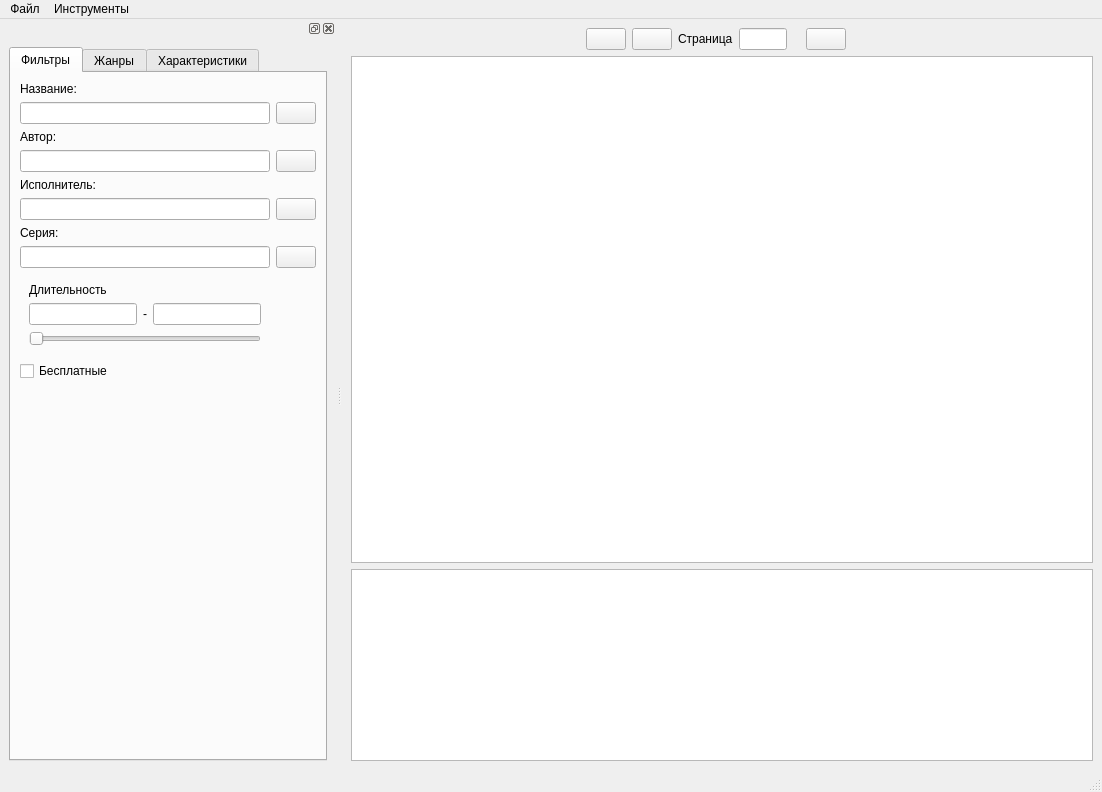
This is ui/main.ui in fabrikant/akniga-parser as Qt 5 draws it before an edit. The edited form follows.
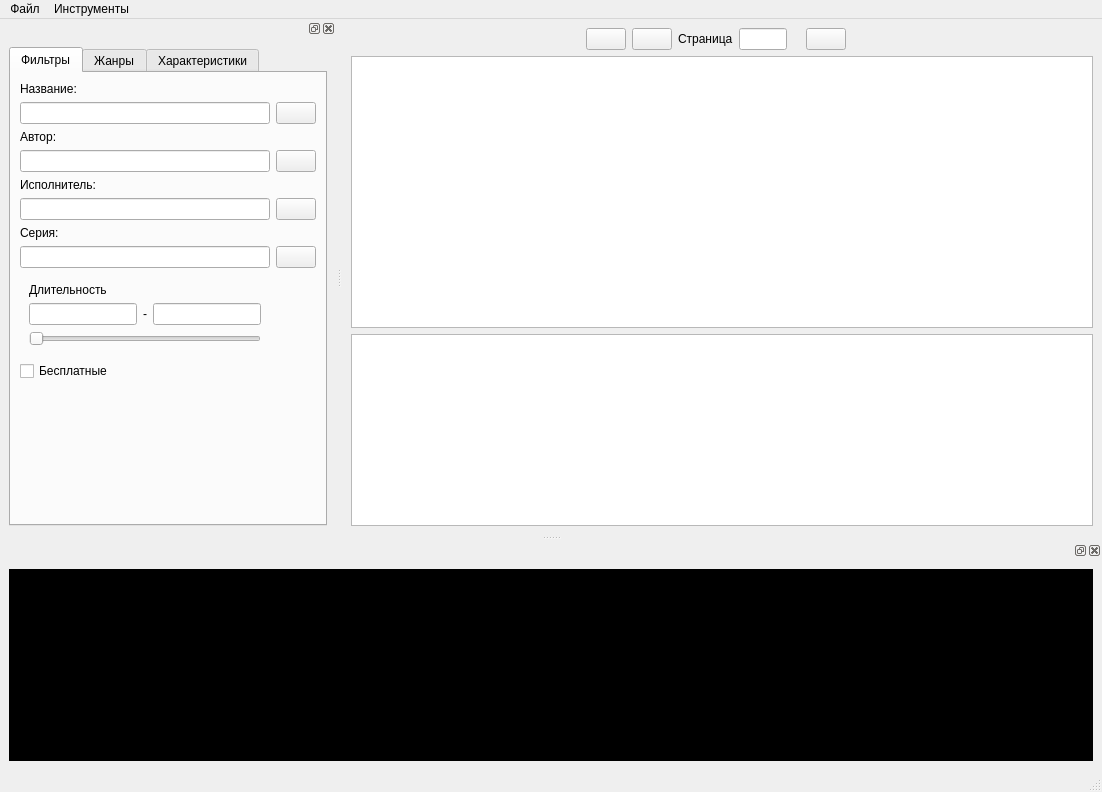
This is the edited form. Icons and pictures are not drawn. Custom widgets are drawn as their Qt base class.

What changed in the file:
```diff
--- a/ui/main.ui
+++ b/ui/main.ui
@@ -402,6 +402,26 @@
     </layout>
    </widget>
   </widget>
+  <widget class="QDockWidget" name="console_dock">
+   <property name="enabled">
+    <bool>true</bool>
+   </property>
+   <attribute name="dockWidgetArea">
+    <number>8</number>
+   </attribute>
+   <widget class="QWidget" name="dockWidgetContents">
+    <layout class="QGridLayout" name="gridLayout_8">
+     <item row="0" column="0">
+      <widget class="QTextBrowser" name="console_text">
+       <property name="styleSheet">
+        <string notr="true">background-color: rgb(0, 0, 0);
+color: rgb(255, 255, 255);</string>
+       </property>
+      </widget>
+     </item>
+    </layout>
+   </widget>
+  </widget>
   <action name="db_open_action">
    <property name="icon">
     <iconset>
```
Left out of the diff: 84 changed lines with no effect on the pictures.
